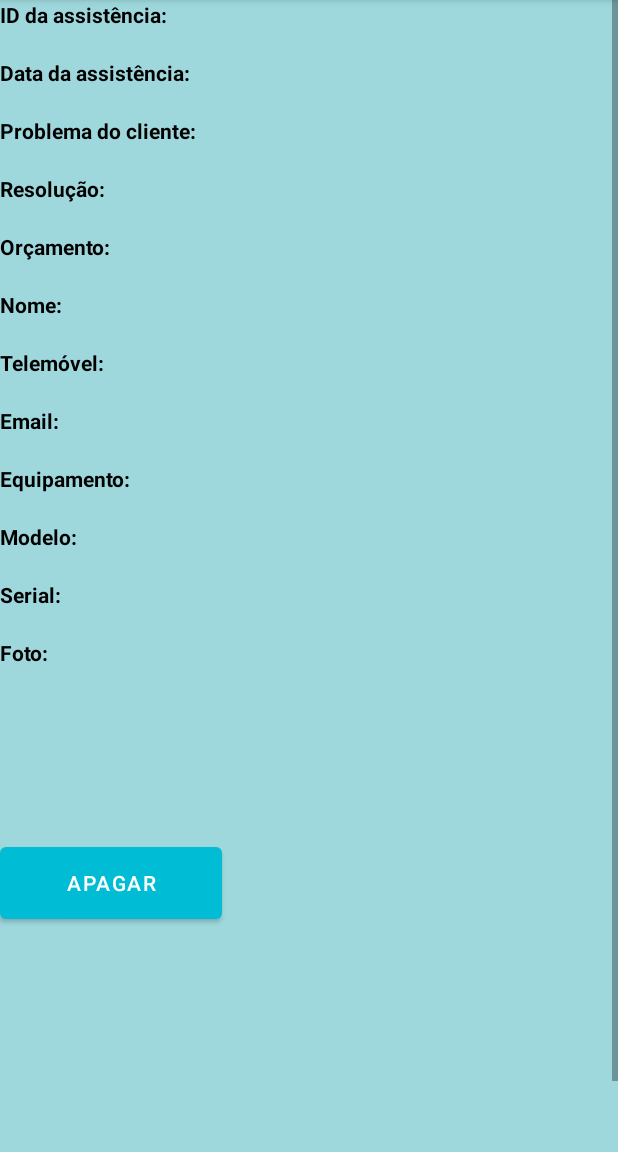
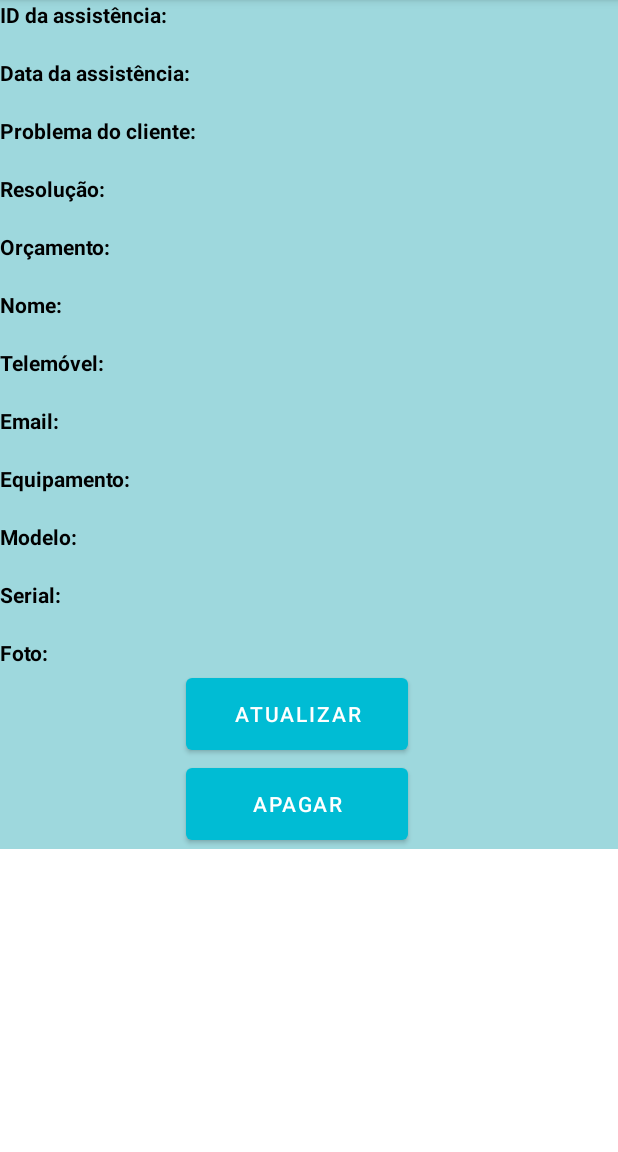
Before and after one commit to joaofnferreira/GestAssiste, an Android app: the AssistDetails screen opened directly, with no data from a screen before it, on a phone screen of 412 x 824 dp, the part 84-1236 px from its top. Run offline under Robolectric (Android 15) with nearby library versions, the phone set to English and light mode, and no system bars; our stand-ins replace Firebase (no records; nobody signed in at launch, a user with empty details on screens opened directly).

Commit message:
Atulizar botoes

```diff
--- a/app/src/main/res/layout/assist_details.xml
+++ b/app/src/main/res/layout/assist_details.xml
@@ -26,9 +26,10 @@
             android:layout_width="match_parent"
             android:layout_height="wrap_content"
             android:orientation="vertical"
+            app:layout_constraintEnd_toEndOf="parent"
+            app:layout_constraintStart_toStartOf="parent"
             tools:ignore="MissingConstraints"
-            tools:layout_editor_absoluteX="71dp"
-            tools:layout_editor_absoluteY="-347dp">
+            tools:layout_editor_absoluteY="-289dp">
 
             <LinearLayout
                 android:layout_width="match_parent"
@@ -425,10 +426,23 @@
                 tools:layout_editor_absoluteY="1003dp" />
 
             <Button
+                android:id="@+id/btnUpdate"
+
+                android:layout_width="148dp"
+                android:layout_height="60dp"
+                android:layout_marginLeft="124dp"
+                android:layout_marginTop="1dp"
+                android:text="ATUALIZAR"
+
+
+                />
+
+            <Button
                 android:id="@+id/btnDelete"
                 android:layout_width="148dp"
                 android:layout_height="60dp"
-                android:layout_marginTop="114dp"
+                android:layout_marginLeft="124dp"
+
 
                 android:text="Apagar"
                 app:layout_constraintEnd_toEndOf="parent"
@@ -438,16 +452,6 @@
 
                 tools:ignore="MissingConstraints" />
 
-            <Button
-                android:id="@+id/btnUpdate"
-                android:layout_width="150dp"
-                android:layout_height="50dp"
-                android:layout_marginTop="150dp"
-
-                android:text="ATUALIZAR"
-
-
-                />
 
         </LinearLayout>
 
```
